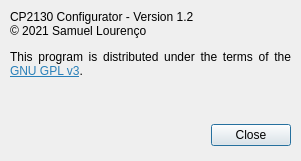
Before: the Qt Designer form src/aboutdialog.ui in bloguetronica/cp2130-conf, drawn with Qt 5.
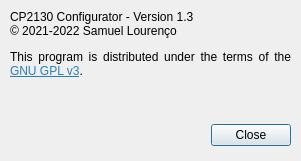
After: the same form once the commit is applied. Icons and pictures are not drawn.

```diff
--- a/src/aboutdialog.ui
+++ b/src/aboutdialog.ui
@@ -65,7 +65,7 @@
     </rect>
    </property>
    <property name="text">
-    <string>&lt;html&gt;&lt;head/&gt;&lt;body&gt;&lt;p&gt;CP2130 Configurator - Version 1.2&lt;br/&gt;© 2021 Samuel Lourenço&lt;/p&gt;&lt;p&gt;This program is distributed under the terms of the &lt;a href=&quot;https://www.gnu.org/licenses/gpl-3.0-standalone.html&quot;&gt;&lt;span style=&quot; text-decoration: underline; color:#2980b9;&quot;&gt;GNU GPL v3&lt;/span&gt;&lt;/a&gt;.&lt;/p&gt;&lt;/body&gt;&lt;/html&gt;</string>
+    <string>&lt;html&gt;&lt;head/&gt;&lt;body&gt;&lt;p&gt;CP2130 Configurator - Version 1.3&lt;br/&gt;© 2021-2022 Samuel Lourenço&lt;/p&gt;&lt;p&gt;This program is distributed under the terms of the &lt;a href=&quot;https://www.gnu.org/licenses/gpl-3.0-standalone.html&quot;&gt;&lt;span style=&quot; text-decoration: underline; color:#2980b9;&quot;&gt;GNU GPL v3&lt;/span&gt;&lt;/a&gt;.&lt;/p&gt;&lt;/body&gt;&lt;/html&gt;</string>
    </property>
    <property name="alignment">
     <set>Qt::AlignJustify|Qt::AlignTop</set>
```
